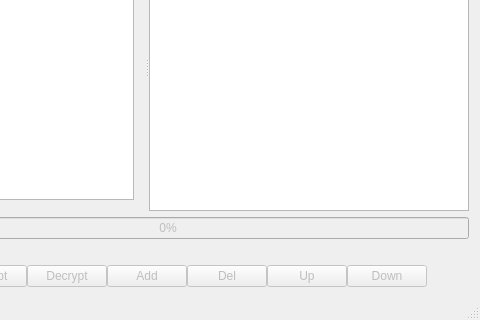
Qt form gui/mainwindow.ui (AnderOne/StegIMG) before a commit; both pictures show x 144 to 624 and y 89 to 409 of the 624 by 409 pixel window.
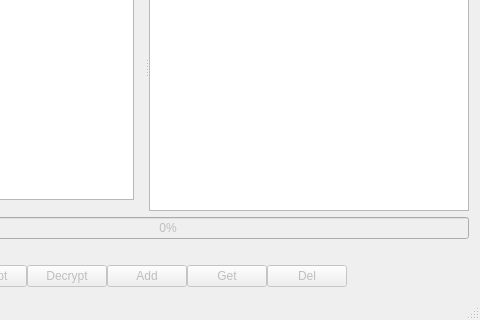
The same form after that commit. Custom widgets are drawn as their Qt base class.

Commit message: Add feature to extract item to file

Patch:
```diff
--- a/gui/mainwindow.ui
+++ b/gui/mainwindow.ui
@@ -166,6 +166,16 @@
           </property>
          </widget>
         </item>
+        <item>
+         <widget class="QPushButton" name="buttonGetItem">
+          <property name="enabled">
+           <bool>false</bool>
+          </property>
+          <property name="text">
+           <string>Get</string>
+          </property>
+         </widget>
+        </item>
         <item>
          <widget class="QPushButton" name="buttonDelItem">
           <property name="enabled">
@@ -176,26 +186,6 @@
           </property>
          </widget>
         </item>
-        <item>
-         <widget class="QPushButton" name="buttonUpItem">
-          <property name="enabled">
-           <bool>false</bool>
-          </property>
-          <property name="text">
-           <string>Up</string>
-          </property>
-         </widget>
-        </item>
-        <item>
-         <widget class="QPushButton" name="buttonDownItem">
-          <property name="enabled">
-           <bool>false</bool>
-          </property>
-          <property name="text">
-           <string>Down</string>
-          </property>
-         </widget>
-        </item>
         <item>
          <spacer name="horizontalSpacer">
           <property name="orientation">
```
Left out of the diff: 52 changed lines with no effect on the pictures. The commit also changes 2 other files.
